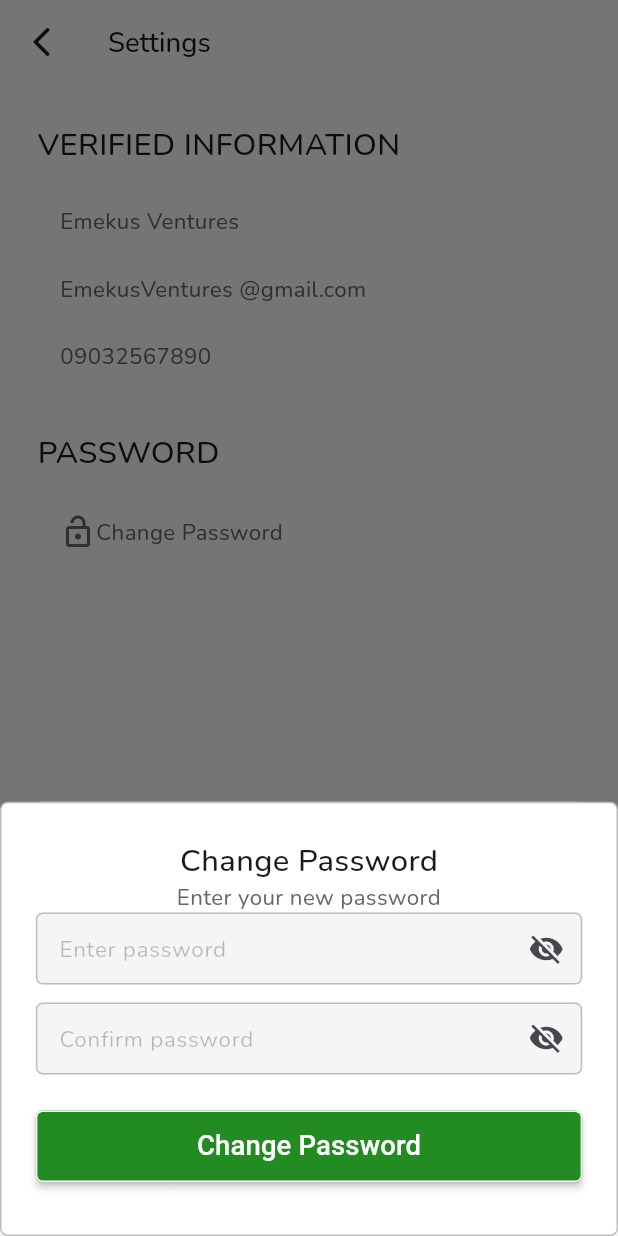
After one commit to leadstocompany/Grocery-delivery-application-Vendor, a Flutter app: the Settings screen opened by its route, after a tap on "Change Password", on a phone screen of 412 x 824 dp. The commit adds this screen. Run offline on Flutter 3.47's test engine with Material 3 defaults, Android fonts, the phone set to English and light mode, and no system bars; drawn by our look-alikes of loader_overlay; our stand-ins replace country_code_picker, curved_navigation_bar, flutter_bloc, flutter_screenutil, flutter_svg, gap and 6 more; missing offline and left inert: art_sweetalert; accounts and stored records are empty; network calls fail; Roboto replaces fonts that are missing (Chivo); project files that could hold a hidden picture were left out.

Commit message:
ui completed

```diff
--- a/lib/src/core/routes/routes.dart
+++ b/lib/src/core/routes/routes.dart
@@ -8,6 +8,7 @@ import 'package:vendor_app/src/presentation/auth_screen/login_screen.dart';
 import 'package:vendor_app/src/presentation/auth_screen/sign_up_screen.dart';
 import 'package:vendor_app/src/presentation/bussiness/approval_screen.dart';
 import 'package:vendor_app/src/presentation/bussiness/bussiness_details.dart';
+import 'package:vendor_app/src/presentation/profile/Setting_screen.dart';
 import 'package:vendor_app/src/presentation/store/create_store.dart';
 import 'package:vendor_app/src/presentation/bussiness/setup_bussiness.dart';
 import 'package:vendor_app/src/presentation/bussiness/successfully_created.dart';
@@ -131,6 +132,13 @@ class MyRoutes {
         name: STOREMANAGEMENT,
         pageBuilder: (context, state) => StoreManagement(),
       ),
+        animatedGoRoute(
+        path: SETTING,
+        name: SETTING,
+        pageBuilder: (context, state) => Settings(),
+      ),
+
+
     ],
   );
 
@@ -162,6 +170,11 @@ class MyRoutes {
   static const DETAILSBUSSINESS = "/detailsbussiness";
 
   static const STOREMANAGEMENT = "/storemanagement";
+
+    static const SETTING = "/settings";
+
+
+
 }
 
 GoRoute animatedGoRoute({
--- a/lib/src/presentation/auth_screen/widget/create_password.dart
+++ b/lib/src/presentation/auth_screen/widget/create_password.dart
@@ -109,6 +109,8 @@ class _CreatePasswordState extends State<CreatePassword> {
                     },
                   ),
                 ),
+
+
               ],
             ),
           ),
--- a/lib/src/presentation/dashboard/profile_screen.dart
+++ b/lib/src/presentation/dashboard/profile_screen.dart
@@ -148,6 +148,11 @@ class _ProfileScreenState extends State<ProfileScreen> {
                           extra: {'status': '0'},
                         );
                         break;
+                      case 2:
+                        context.push(
+                          MyRoutes.SETTING,
+                        );
+                        break;
                     }
                   },
                   child: Padding(
--- /dev/null
+++ b/lib/src/presentation/profile/Setting_screen.dart
@@ -0,0 +1,241 @@
+import 'package:art_sweetalert/art_sweetalert.dart';
+import 'package:flutter/material.dart';
+import 'package:flutter_screenutil/flutter_screenutil.dart';
+import 'package:gap/gap.dart';
+import 'package:vendor_app/src/core/image/app_images.dart';
+import 'package:vendor_app/src/core/utiils_lib/extensions.dart';
+import 'package:vendor_app/src/presentation/widgets/custom_text_field.dart';
+import 'package:vendor_app/src/presentation/widgets/elevated_button.dart';
+
+class Settings extends StatefulWidget {
+  const Settings({super.key});
+
+  @override
+  State<Settings> createState() => _SettingsState();
+}
+
+class _SettingsState extends State<Settings> {
+  final _formKey = GlobalKey<FormState>();
+  final TextEditingController _passwordController = TextEditingController();
+  final TextEditingController _confirmPasswordController =
+      TextEditingController();
+
+  bool _isPasswordVisible = false;
+  bool _isConfirmPasswordVisible = false;
+
+  @override
+  void dispose() {
+    _passwordController.dispose();
+    _confirmPasswordController.dispose();
+    super.dispose();
+  }
+
+  @override
+  Widget build(BuildContext context) {
+    return Scaffold(
+      appBar: AppBar(
+        backgroundColor: Colors.transparent,
+        leading: IconButton(
+          icon: Icon(
+            Icons.arrow_back_ios_rounded,
+            color: context.appColor.blackColor,
+          ),
+          onPressed: () {
+            Navigator.pop(context); // Handle back button functionality
+          },
+        ),
+        title: Text('Settings',
+            style: context.subTitleTextStyleBloack.copyWith(fontSize: 16.sp)),
+      ),
+      body: Padding(
+        padding: const EdgeInsets.all(25.0),
+        child: Column(
+          crossAxisAlignment: CrossAxisAlignment.start,
+          mainAxisAlignment: MainAxisAlignment.start,
+          children: [
+            Text(
+              'VERIFIED INFORMATION',
+              style: context.subTitleStyle,
+            ),
+            Padding(
+              padding: const EdgeInsets.all(15.0),
+              child: Column(
+                crossAxisAlignment: CrossAxisAlignment.start,
+                mainAxisAlignment: MainAxisAlignment.start,
+                children: [
+                  Gap(10.h),
+                  Text(
+                    'Emekus Ventures',
+                    style: context.subTitleTxtStyle,
+                  ),
+                  Gap(20.h),
+                  Text(
+                    'EmekusVentures @gmail.com',
+                    style: context.subTitleTxtStyle,
+                  ),
+                  Gap(20.h),
+                  Text(
+                    '09032567890',
+                    style: context.subTitleTxtStyle,
+                  ),
+                ],
+              ),
+            ),
+            Gap(20.h),
+            Text(
+              'PASSWORD',
+              style: context.subTitleStyle,
+            ),
+            Gap(10.h),
+            Padding(
+              padding: const EdgeInsets.all(15.0),
+              child: InkWell(
+                onTap: () {
+                  _showBottomSheet(context);
+                },
+                child: Row(
+                  children: [
+                    Icon(Icons.lock_open_outlined,
+                        color: context.appColor.greyColor),
+                    Text(
+                      'Change Password',
+                      style: context.subTitleTxtStyle,
+                    ),
+                  ],
+                ),
+              ),
+            ),
+          ],
+        ),
+      ),
+    );
+  }
+
+  // Function to show the Bottom Sheet
+  void _showBottomSheet(BuildContext context) {
+    showModalBottomSheet(
+      context: context,
+      builder: (BuildContext context) {
+        return Container(
+          decoration: BoxDecoration(
+            border: Border.all(color: context.appColor.greyColor400),
+            color: context.appColor.whiteColor,
+            borderRadius: BorderRadius.all(Radius.circular(5.0)),
+          ),
+          padding: EdgeInsets.all(20.w),
+          child: Column(
+            mainAxisSize: MainAxisSize.min,
+            children: [
+              // Centered App Logo
+
+              Align(
+                alignment: Alignment.center,
+                child: Text('Change Password', style: context.subTitleStyle),
+              ),
+
+              Align(
+                alignment: Alignment.center,
+                child: Container(
+                  width: 300,
+                  child: Text('Enter your new password',
+                      textAlign: TextAlign.center,
+                      style:
+                          context.subTitleTextStyle.copyWith(fontSize: 13.sp)),
+                ),
+              ),
+              Form(
+                key: _formKey,
+                child: Column(
+                  children: [
+                    // Password Field
+                    CustomTextField(
+                      controller: _passwordController,
+                      obscureText: !_isPasswordVisible,
+                      validator: (val) {
+                        if (val == null || val.isEmpty) {
+                          return "Please enter a password";
+                        } else if (val.length < 6) {
+                          return "Password must be at least 6 characters long";
+                        }
+                        return null;
+                      },
+                      maxLength: 64,
+                      counterWidget: const Offstage(),
+                      hintText: "Enter password",
+                      fillColor: context.appColor.greyColor100,
+                      suffix: IconButton(
+                        icon: Icon(
+                          _isPasswordVisible
+                              ? Icons.visibility
+                              : Icons.visibility_off,
+                        ),
+                        onPressed: () {
+                          setState(() {
+                            _isPasswordVisible = !_isPasswordVisible;
+                          });
+                        },
+                      ),
+                    ),
+                    Gap(10.h),
+
+                    // Confirm Password Field
+                    CustomTextField(
+                      controller: _confirmPasswordController,
+                      obscureText: !_isConfirmPasswordVisible,
+                      validator: (val) {
+                        if (val == null || val.isEmpty) {
+                          return "Please confirm your password";
+                        } else if (val != _passwordController.text) {
+                          return "Passwords do not match";
+                        }
+                        return null;
+                      },
+                      maxLength: 64,
+                      counterWidget: const Offstage(),
+                      hintText: "Confirm password",
+                      fillColor: context.appColor.greyColor100,
+                      suffix: IconButton(
+                        icon: Icon(
+                          _isConfirmPasswordVisible
+                              ? Icons.visibility
+                              : Icons.visibility_off,
+                        ),
+                        onPressed: () {
+                          setState(() {
+                            _isConfirmPasswordVisible =
+                                !_isConfirmPasswordVisible;
+                          });
+                        },
+                      ),
+                    ),
+                  ],
+                ),
+              ),
+              Gap(20.h),
+              Center(
+                child: SizedBox(
+                  child: SizedBox(
+                    width: double.infinity,
+                    child: ButtonElevated(
+                        text: 'Change Password',
+                        onPressed: () {
+                          Navigator.pop(context);
+                          ArtSweetAlert.show(
+                              context: context,
+                              artDialogArgs: ArtDialogArgs(
+                                  type: ArtSweetAlertType.success,
+                                  title: "Password Reset Successful",
+                                  text: ""));
+                        },
+                        backgroundColor: context.appColor.primarycolor),
+                  ),
+                ),
+              ),
+              Gap(10.h),
+            ],
+          ),
+        );
+      },
+    );
+  }
+}
```
